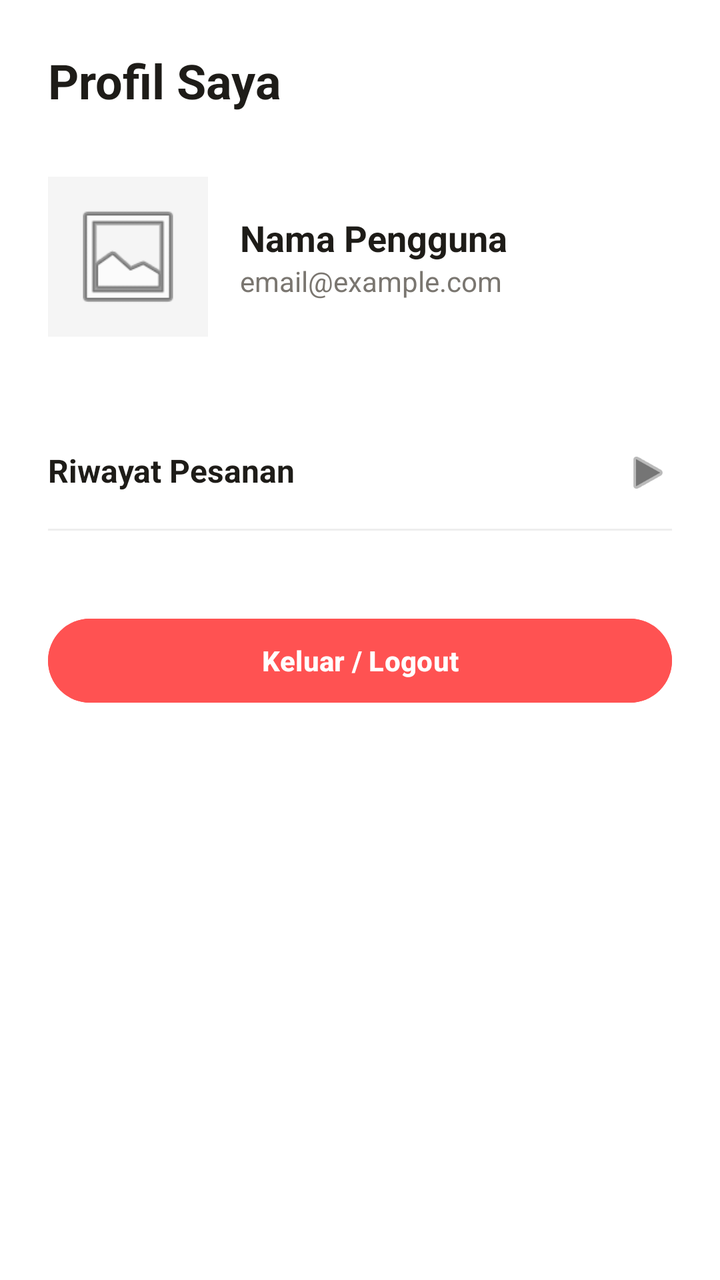
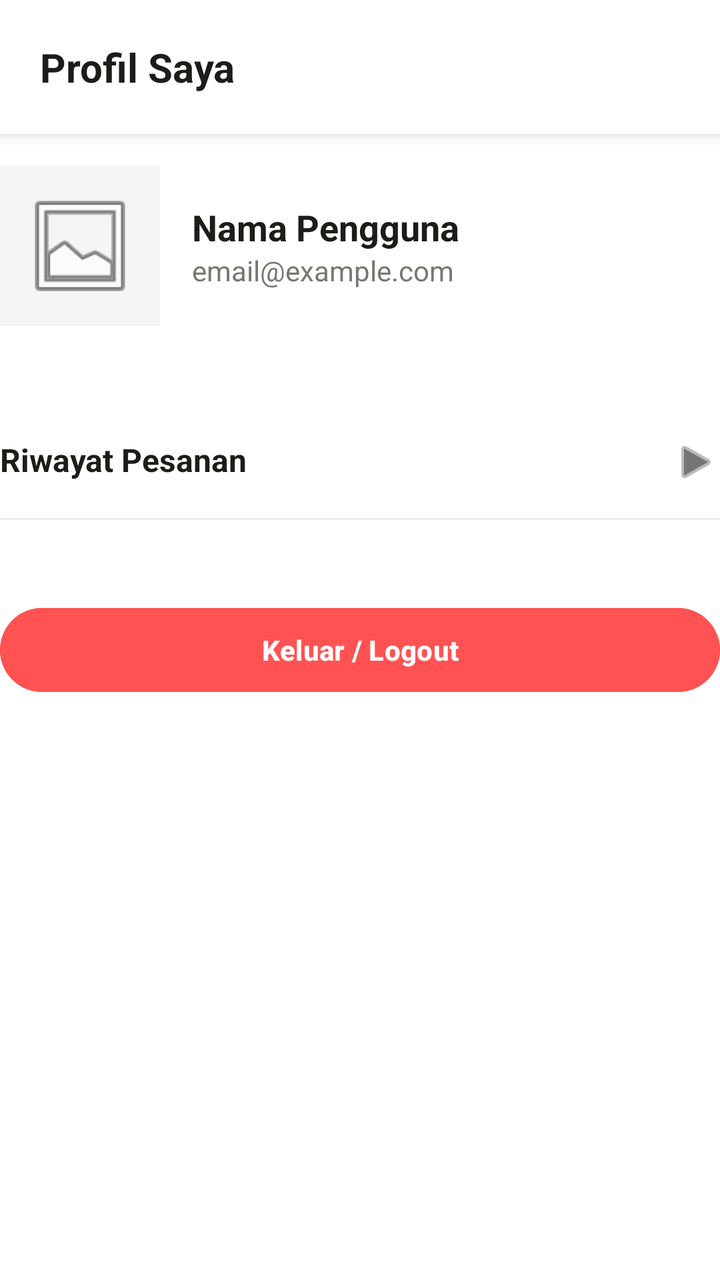

Two renders of the same Android screen: before a commit and after it. Below are the layout's source before the change and the commit's diff.
<!-- AndroidManifest.xml: application theme Theme.KueWeh -->
<!-- res/layout/fragment_profile.xml -->
<?xml version="1.0" encoding="utf-8"?>
<LinearLayout xmlns:android="http://schemas.android.com/apk/res/android"
    android:layout_width="match_parent"
    android:layout_height="match_parent"
    android:orientation="vertical"
    android:padding="24dp"
    android:background="#FFFFFF">

    <TextView
        android:layout_width="wrap_content"
        android:layout_height="wrap_content"
        android:text="Profil Saya"
        android:textSize="24sp"
        android:textStyle="bold"
        android:textColor="#1E1C18"
        android:layout_marginBottom="32dp"/>

    <LinearLayout
        android:layout_width="match_parent"
        android:layout_height="wrap_content"
        android:orientation="horizontal"
        android:gravity="center_vertical"
        android:layout_marginBottom="40dp">

        <ImageView
            android:id="@+id/profileImage"
            android:layout_width="80dp"
            android:layout_height="80dp"
            android:src="@android:drawable/ic_menu_gallery"
            android:background="#F5F5F5"
            android:padding="10dp"/>

        <LinearLayout
            android:layout_width="wrap_content"
            android:layout_height="wrap_content"
            android:orientation="vertical"
            android:layout_marginStart="16dp">

            <TextView
                android:id="@+id/tvProfileName"
                android:layout_width="wrap_content"
                android:layout_height="wrap_content"
                android:text="Nama Pengguna"
                android:textSize="18sp"
                android:textStyle="bold"
                android:textColor="#1E1C18"/>

            <TextView
                android:id="@+id/tvProfileEmail"
                android:layout_width="wrap_content"
                android:layout_height="wrap_content"
                android:text="email@example.com"
                android:textSize="14sp"
                android:textColor="#7A7670"/>
        </LinearLayout>
    </LinearLayout>

    <LinearLayout
        android:id="@+id/btnRiwayatPesanan"
        android:layout_width="match_parent"
        android:layout_height="wrap_content"
        android:orientation="horizontal"
        android:paddingVertical="16dp"
        android:background="?attr/selectableItemBackground"
        android:clickable="true"
        android:focusable="true">

        <TextView
            android:layout_width="0dp"
            android:layout_height="wrap_content"
            android:layout_weight="1"
            android:text="Riwayat Pesanan"
            android:textColor="#1E1C18"
            android:textSize="16sp"
            android:textStyle="bold"/>

        <ImageView
            android:layout_width="24dp"
            android:layout_height="24dp"
            android:src="@android:drawable/ic_media_play"
            android:rotation="0"
            app:tint="#757575"
            xmlns:app="http://schemas.android.com/apk/res-auto"/>
    </LinearLayout>

    <View android:layout_width="match_parent" android:layout_height="1dp" android:background="#EEEEEE" android:layout_marginBottom="40dp"/>

    <Button
        android:id="@+id/btnLogout"
        android:layout_width="match_parent"
        android:layout_height="50dp"
        android:backgroundTint="#FF5252"
        android:text="Keluar / Logout"
        android:textColor="#FFFFFF"
        android:textStyle="bold" />

</LinearLayout>
<!-- resources referenced by this layout -->
<resources>
  <style name="Theme.KueWeh" parent="Base.Theme.KueWeh" />
  <style name="Base.Theme.KueWeh" parent="Theme.Material3.DayNight.NoActionBar">
          
          
      </style>
</resources>

<!-- the commit's change to res/layout/fragment_profile.xml (unified diff, before → after) -->
@@ -3,17 +3,24 @@
     android:layout_width="match_parent"
     android:layout_height="match_parent"
     android:orientation="vertical"
-    android:padding="24dp"
     android:background="#FFFFFF">
 
-    <TextView
-        android:layout_width="wrap_content"
+    <LinearLayout
+        android:layout_width="match_parent"
         android:layout_height="wrap_content"
-        android:text="Profil Saya"
-        android:textSize="24sp"
-        android:textStyle="bold"
-        android:textColor="#1E1C18"
-        android:layout_marginBottom="32dp"/>
+        android:background="#FFFFFF"
+        android:elevation="4dp"
+        android:padding="20dp"
+        android:layout_marginBottom="16dp">
+
+        <TextView
+            android:layout_width="wrap_content"
+            android:layout_height="wrap_content"
+            android:text="Profil Saya"
+            android:textColor="#1E1C18"
+            android:textSize="20sp"
+            android:textStyle="bold" />
+    </LinearLayout>
 
     <LinearLayout
         android:layout_width="match_parent"
